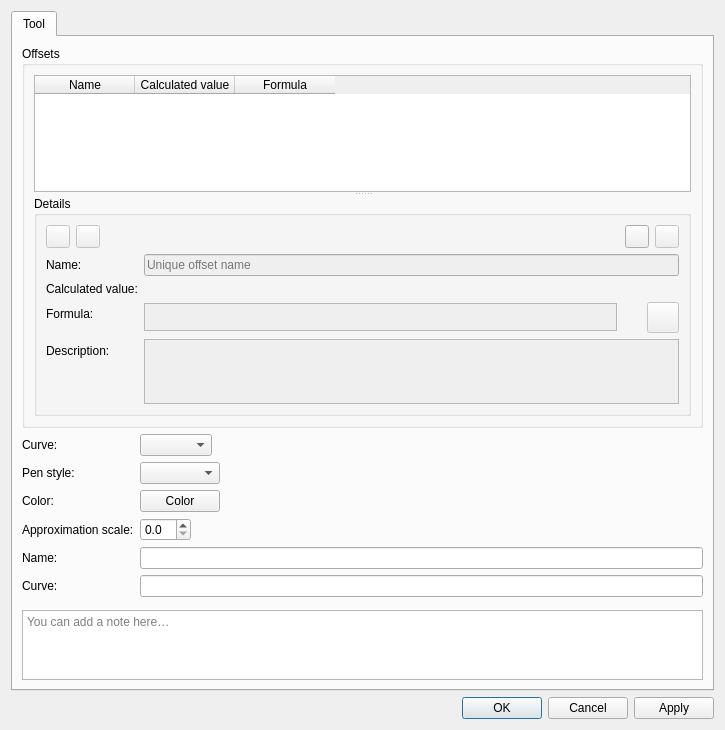
equinox-patterns/Ostara, file src/libs/vtools/dialogs/tools/dialoggraduatedcurve.ui: the form before one commit.
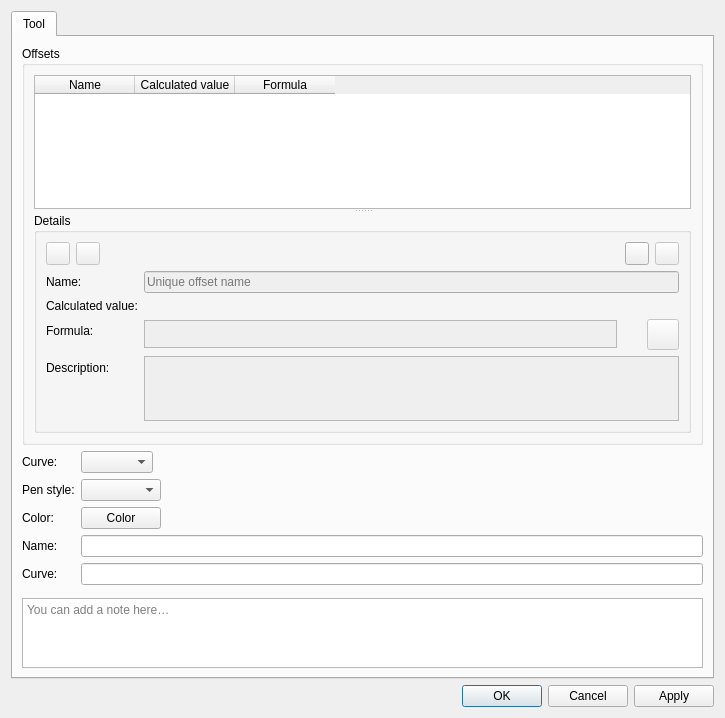
The form after the commit. Icons and pictures are not drawn. Custom widgets are drawn as their Qt base class.

Commit message: Validation curves: drop frontend approximation scale, Spline handles + angle presets in PB

Patch:
```diff
--- a/src/libs/vtools/dialogs/tools/dialoggraduatedcurve.ui
+++ b/src/libs/vtools/dialogs/tools/dialoggraduatedcurve.ui
@@ -441,29 +441,6 @@
           </widget>
          </item>
          <item row="3" column="0">
-          <widget class="QLabel" name="label_2">
-           <property name="text">
-            <string>Approximation scale:</string>
-           </property>
-          </widget>
-         </item>
-         <item row="3" column="1">
-          <widget class="QDoubleSpinBox" name="doubleSpinBoxApproximationScale">
-           <property name="toolTip">
-            <string>Set approximation scale for this curve, 0 - use global value</string>
-           </property>
-           <property name="decimals">
-            <number>1</number>
-           </property>
-           <property name="maximum">
-            <double>10.000000000000000</double>
-           </property>
-           <property name="singleStep">
-            <double>0.100000000000000</double>
-           </property>
-          </widget>
-         </item>
-         <item row="4" column="0">
           <widget class="QLabel" name="labelName">
            <property name="visible">
             <bool>false</bool>
@@ -473,21 +450,21 @@
            </property>
           </widget>
          </item>
-         <item row="4" column="1">
+         <item row="3" column="1">
           <widget class="QLineEdit" name="lineEditCurveName">
            <property name="visible">
             <bool>false</bool>
            </property>
           </widget>
          </item>
-         <item row="5" column="0">
+         <item row="4" column="0">
           <widget class="QLabel" name="labelAlias">
            <property name="text">
             <string>Curve:</string>
            </property>
           </widget>
          </item>
-         <item row="5" column="1">
+         <item row="4" column="1">
           <widget class="QLineEdit" name="lineEditAlias">
           </widget>
          </item>
```
The commit also changes 41 other files.
